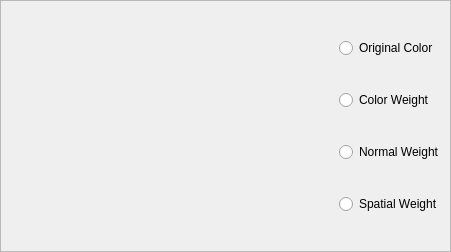
Before: the Qt Designer form Dev/ExpIA/objectview.ui in samhu1989/DevBundle, drawn with Qt 5.
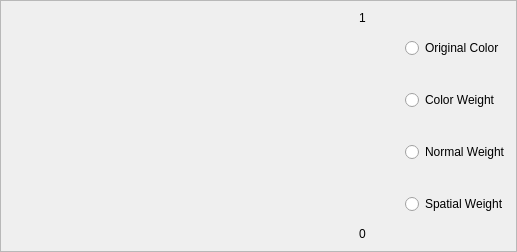
After: the same form once the commit is applied.

Commit message: 1.color bar is added for objectview 2.implementing the save_scenes()

The edit to the form file:
```diff
--- a/Dev/ExpIA/objectview.ui
+++ b/Dev/ExpIA/objectview.ui
@@ -6,7 +6,7 @@
    <rect>
     <x>0</x>
     <y>0</y>
-    <width>451</width>
+    <width>517</width>
     <height>252</height>
    </rect>
   </property>
@@ -52,6 +52,12 @@
        <height>240</height>
       </size>
      </property>
+     <property name="maximumSize">
+      <size>
+       <width>16777215</width>
+       <height>16777215</height>
+      </size>
+     </property>
      <layout class="QGridLayout" name="gridLayout">
       <property name="leftMargin">
        <number>0</number>
@@ -68,6 +74,82 @@
      </layout>
     </widget>
    </item>
+   <item>
+    <layout class="QVBoxLayout" name="verticalLayout_2">
+     <item>
+      <widget class="QLabel" name="max_label">
+       <property name="minimumSize">
+        <size>
+         <width>40</width>
+         <height>24</height>
+        </size>
+       </property>
+       <property name="maximumSize">
+        <size>
+         <width>40</width>
+         <height>24</height>
+        </size>
+       </property>
+       <property name="text">
+        <string>1</string>
+       </property>
+       <property name="alignment">
+        <set>Qt::AlignLeading|Qt::AlignLeft|Qt::AlignVCenter</set>
+       </property>
+      </widget>
+     </item>
+     <item>
+      <widget class="QLabel" name="value_label">
+       <property name="minimumSize">
+        <size>
+         <width>32</width>
+         <height>0</height>
+        </size>
+       </property>
+       <property name="maximumSize">
+        <size>
+         <width>32</width>
+         <height>16777215</height>
+        </size>
+       </property>
+       <property name="layoutDirection">
+        <enum>Qt::LeftToRight</enum>
+       </property>
+       <property name="text">
+        <string/>
+       </property>
+       <property name="scaledContents">
+        <bool>true</bool>
+       </property>
+       <property name="alignment">
+        <set>Qt::AlignCenter</set>
+       </property>
+      </widget>
+     </item>
+     <item>
+      <widget class="QLabel" name="min_label">
+       <property name="minimumSize">
+        <size>
+         <width>40</width>
+         <height>24</height>
+        </size>
+       </property>
+       <property name="maximumSize">
+        <size>
+         <width>40</width>
+         <height>24</height>
+        </size>
+       </property>
+       <property name="text">
+        <string>0</string>
+       </property>
+       <property name="alignment">
+        <set>Qt::AlignLeading|Qt::AlignLeft|Qt::AlignVCenter</set>
+       </property>
+      </widget>
+     </item>
+    </layout>
+   </item>
    <item>
     <layout class="QVBoxLayout" name="verticalLayout">
      <property name="spacing">
```
The commit also changes 22 other files.
